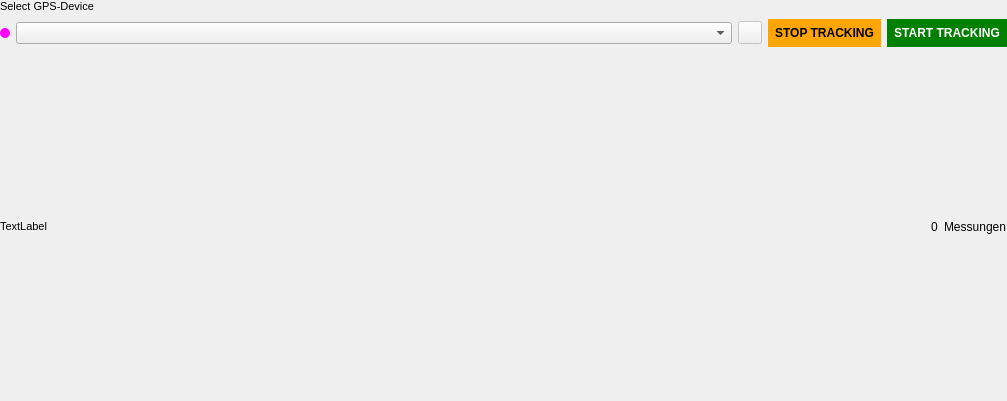
Qt form gnavs/gui/recording/recording.ui (b-lack/qgis-gnavs-plugin) before a commit.
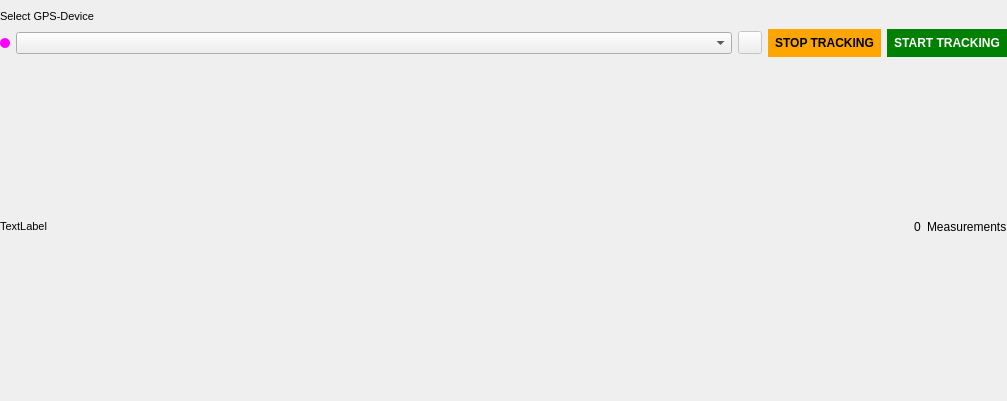
The same form after that commit.

```diff
--- a/gnavs/gui/recording/recording.ui
+++ b/gnavs/gui/recording/recording.ui
@@ -29,10 +29,10 @@
    <item>
     <layout class="QVBoxLayout" name="lfbRecording">
      <property name="topMargin">
-      <number>0</number>
+      <number>10</number>
      </property>
      <property name="bottomMargin">
-      <number>0</number>
+      <number>10</number>
      </property>
      <item>
       <widget class="QLabel" name="label">
@@ -225,7 +225,7 @@
           </sizepolicy>
          </property>
          <property name="text">
-          <string>Messungen</string>
+          <string>Measurements</string>
          </property>
         </widget>
        </item>
```
